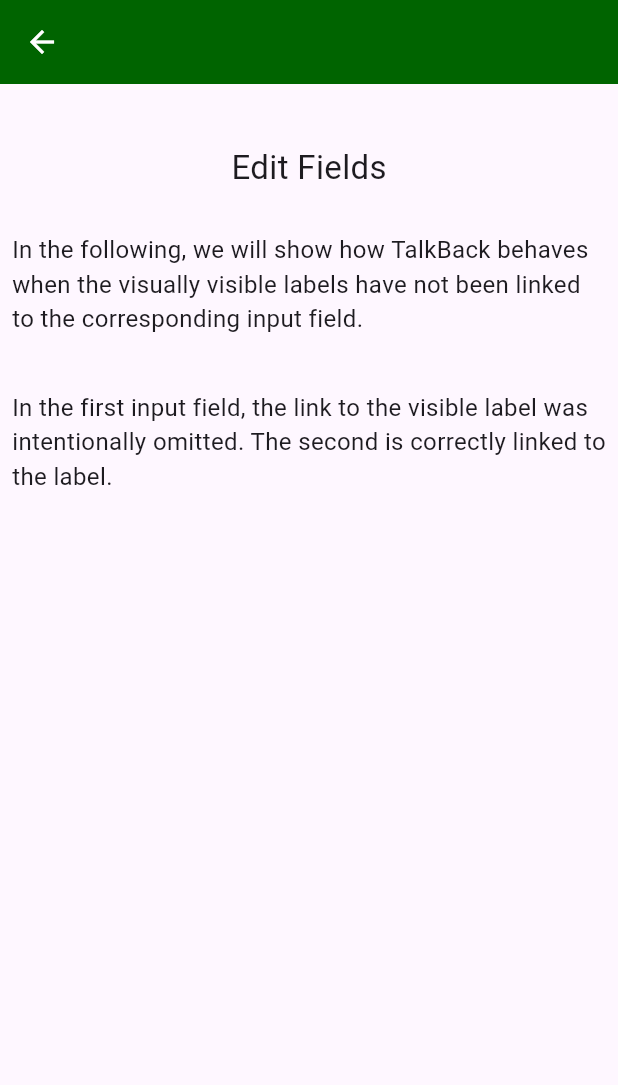
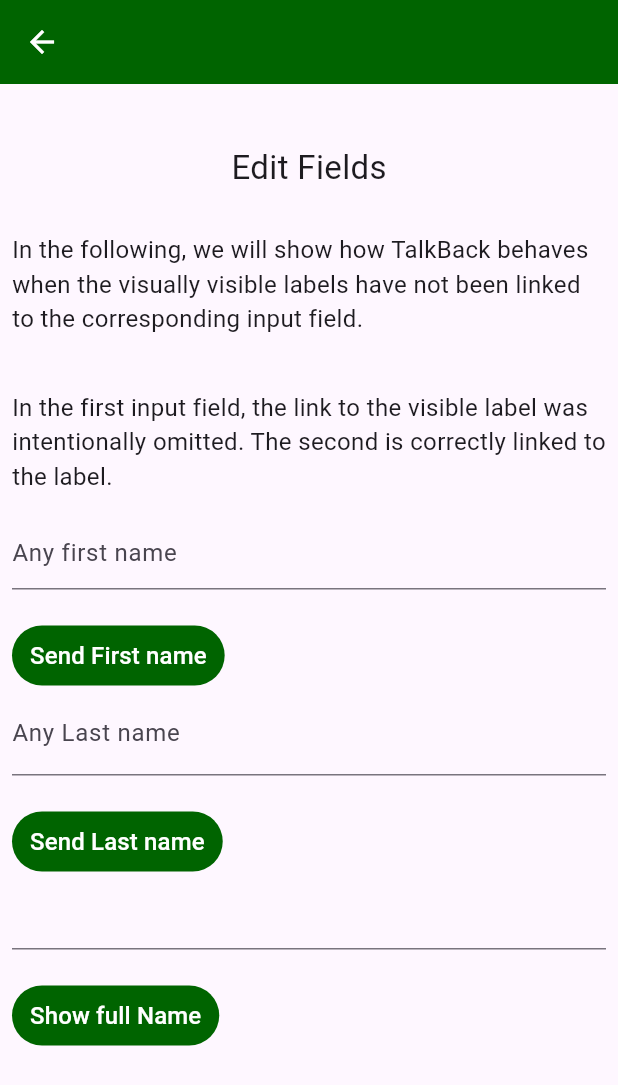
Before and after one commit to petra1/a_demonstration, a Flutter app: the EditFields screen opened directly, on a phone screen of 412 x 824 dp. Shown: the top 1085 px of the screen. Run offline on Flutter 3.47's test engine with Material 3 defaults, Android fonts, the phone set to English and light mode, and no system bars; generated files the repository leaves out were written again.

Commit message:
Add the leyout for edit_flieds.dart

```diff
--- a/lib/screens/edit_fields.dart
+++ b/lib/screens/edit_fields.dart
@@ -2,9 +2,8 @@ import 'package:a_demonstration/main.dart';
 import 'package:flutter/material.dart';
 import 'package:flutter_gen/gen_l10n/app_localizations.dart';
 
-
 class EditFields extends StatelessWidget {
-  const   EditFields({super.key});
+  const EditFields({super.key});
   @override
   Widget build(BuildContext context) {
     return Scaffold(
@@ -12,18 +11,24 @@ class EditFields extends StatelessWidget {
         backgroundColor: const Color.fromARGB(255, 0, 100, 0),
         iconTheme: const IconThemeData(color: Colors.white),
       ),
-       body: Column(
+      body: SingleChildScrollView(
+        child: Column(
           children: [
-          const SizedBox(height: 40,),
+            const SizedBox(
+              height: 40,
+            ),
             Center(
               child: Semantics(
                 header: true,
-              child:
-              Text((AppLocalizations.of(context)!.editFieldHeader),
-                style: const TextStyle(fontSize: 22), ),
+                child: Text(
+                  (AppLocalizations.of(context)!.editFieldHeader),
+                  style: const TextStyle(fontSize: 22),
                 ),
               ),
-          const SizedBox(height: 20,),
+            ),
+            const SizedBox(
+              height: 20,
+            ),
             SizedBox(
               width: 600,
               child: Padding(
@@ -44,20 +49,92 @@ class EditFields extends StatelessWidget {
                 ),
               ),
             ),
-           const SizedBox(height: 20,),
+            const SizedBox(
+              height: 20,
+            ),
             SizedBox(
               width: 600,
               child: Padding(
                 padding: const EdgeInsets.all(8.0),
                 child: Align(
                   alignment: Alignment.topLeft,
-                child: Text((AppLocalizations.of(context)!.editFieldTextDescription2),
+                  child: Text(
+                    (AppLocalizations.of(context)!.editFieldTextDescription2),
                     style: const TextStyle(fontSize: 16),
                   ),
                 ),
               ),
             ),
+            Padding(
+              padding: const EdgeInsets.all(8.0),
+              child: Form(
+                child: Column(
+                  children: [
+                    TextFormField(
+                      decoration:
+                          const InputDecoration(hintText: "Any first name"),
+                    ),
+                     const SizedBox(
+                      height: 20,
+                    ),
+                    Row(
+                      children: [
+                        TextButton(
+                          style: TextButton.styleFrom(
+                            backgroundColor: const Color.fromARGB(255, 0, 100, 0),
+                            foregroundColor: Colors.white,
+                          ),
+                          child: const Text("Send First name", style: TextStyle(fontSize: 16),),
+                          onPressed: () {},
+                        ),
                       ],
+                    ),
+                    TextFormField(
+                      decoration: const InputDecoration(
+                        label: Text("Any Last name"),
+                      ),
+                    ),
+                     const SizedBox(
+                      height: 20,
+                    ),
+                    Row(
+                      children: [
+                        TextButton(
+                          style: TextButton.styleFrom(
+                            backgroundColor: const Color.fromARGB(255, 0, 100, 0),
+                            foregroundColor: Colors.white,
+                          ),
+                          child: const Text("Send Last name", style: TextStyle(fontSize: 16),),
+                          onPressed: () {},
+                        ),
+                      ],
+                    ),
+                    Column(
+                      children: [
+                        TextFormField(),
+                      ],
+                    ),
+                    const SizedBox(
+                      height: 20,
+                    ),
+                    Row(
+                      children: [
+                        TextButton(
+                          style: TextButton.styleFrom(
+                            backgroundColor: const Color.fromARGB(255, 0, 100, 0),
+                            foregroundColor: Colors.white,
+                          ),
+                          child: const Text("Show full Name", style: TextStyle(fontSize: 16),),
+                          onPressed: () {},
+                        ),
+                      ],
+                    ),
+                  ],
+                ),
+              ),
+            ),
+          ],
+        ),
       ),
     );
   }
```
Also changed, not shown: pubspec.lock, 1 other file. Lines whose indentation alone changed are shown as unchanged.
